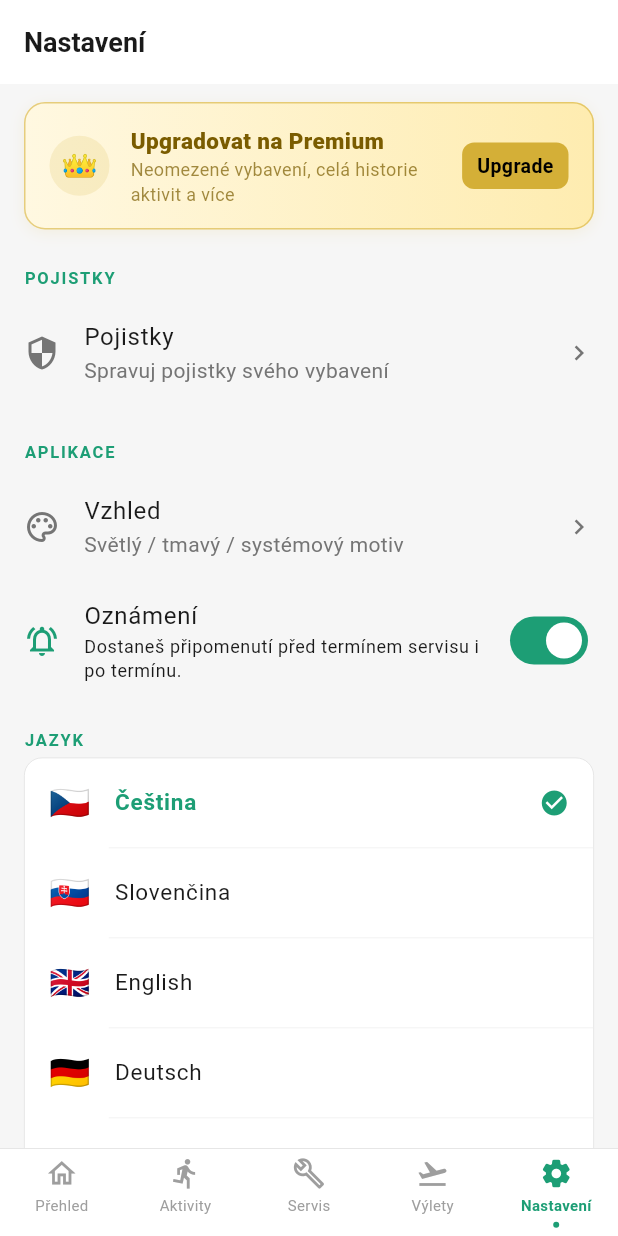
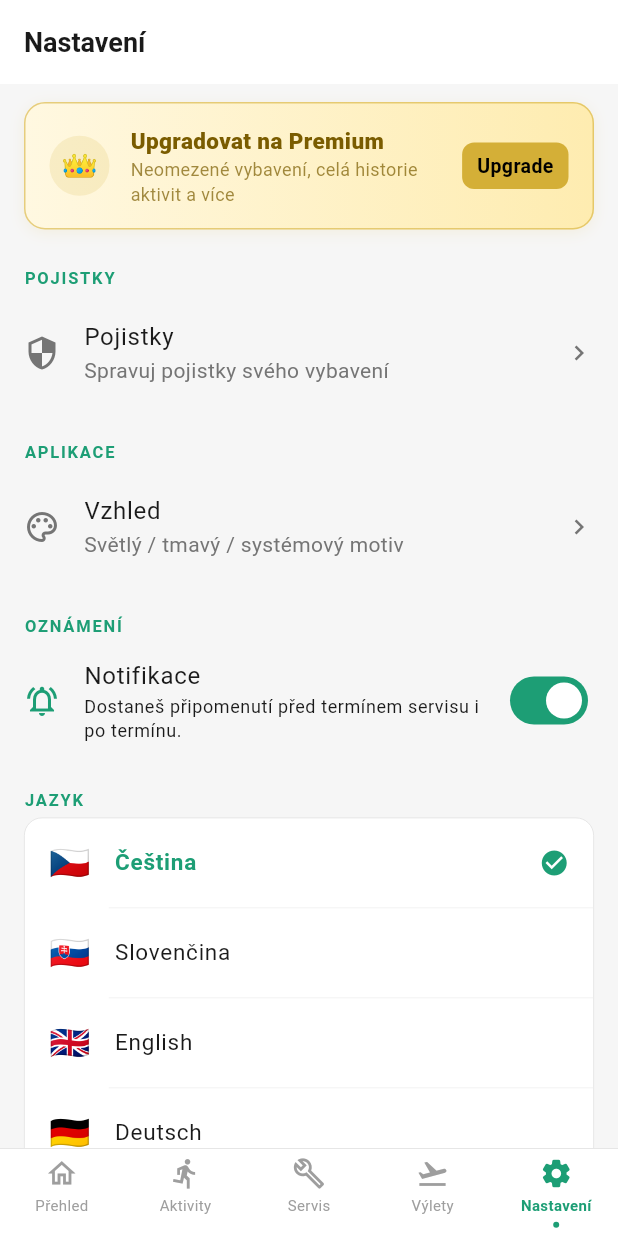
Before and after one commit to tvidlak2/gear-tracker, a Flutter app: the screen it shows after launch, item 5 of the bottom bar chosen, on a phone screen of 412 x 824 dp. Run offline on Flutter 3.47's test engine with Material 3 defaults, Android fonts, the phone set to English and light mode, and no system bars; our stand-ins replace file_picker, fl_chart, flutter_local_notifications, flutter_secure_storage, flutter_timezone, go_router and 9 more; missing offline and left inert: flutter_web_auth_2, googleapis, home_widget, purchases_flutter; accounts and stored records are empty.

Commit message:
l10n: add short-form keys for settings sections and fix hardcoded 'Výlety' in bottom nav
New keys in all 7 ARBs (cs/sk/en/de/es/fr/it):
  insuranceSection, insurance, insuranceSubtitle,
  appearanceSection, appearance, appearanceSubtitle,
  notificationsSection, applicationsSection, languageSection, trips

settings_screen.dart: use new semantic key names for Insurance, App/Appearance,
  Notifications section headers and tile titles; add explicit notificationsSection
  header; use l10n.notifications for notification tile title

main.dart: replace hardcoded 'Výlety' with l10n.trips in bottom navigation bar

Co-Authored-By: Claude Sonnet 4.6 <noreply@anthropic.com>

```diff
--- a/lib/l10n/app_localizations.dart
+++ b/lib/l10n/app_localizations.dart
@@ -2255,6 +2255,66 @@ abstract class AppLocalizations {
   /// In cs, this message translates to:
   /// **'Let přidán: {dur}, max výška {height} m'**
   String flightAdded(String dur, String height);
+
+  /// No description provided for @insuranceSection.
+  ///
+  /// In cs, this message translates to:
+  /// **'Pojistky'**
+  String get insuranceSection;
+
+  /// No description provided for @insurance.
+  ///
+  /// In cs, this message translates to:
+  /// **'Pojistky'**
+  String get insurance;
+
+  /// No description provided for @insuranceSubtitle.
+  ///
+  /// In cs, this message translates to:
+  /// **'Spravuj pojistky svého vybavení'**
+  String get insuranceSubtitle;
+
+  /// No description provided for @appearanceSection.
+  ///
+  /// In cs, this message translates to:
+  /// **'Vzhled'**
+  String get appearanceSection;
+
+  /// No description provided for @appearance.
+  ///
+  /// In cs, this message translates to:
+  /// **'Vzhled'**
+  String get appearance;
+
+  /// No description provided for @appearanceSubtitle.
+  ///
+  /// In cs, this message translates to:
+  /// **'Světlý / tmavý / systémový motiv'**
+  String get appearanceSubtitle;
+
+  /// No description provided for @notificationsSection.
+  ///
+  /// In cs, this message translates to:
+  /// **'Oznámení'**
+  String get notificationsSection;
+
+  /// No description provided for @applicationsSection.
+  ///
+  /// In cs, this message translates to:
+  /// **'Aplikace'**
+  String get applicationsSection;
+
+  /// No description provided for @languageSection.
+  ///
+  /// In cs, this message translates to:
+  /// **'Jazyk'**
+  String get languageSection;
+
+  /// No description provided for @trips.
+  ///
+  /// In cs, this message translates to:
+  /// **'Výlety'**
+  String get trips;
 }
 
 class _AppLocalizationsDelegate
--- a/lib/main.dart
+++ b/lib/main.dart
@@ -34,10 +34,23 @@ import 'models/trip.dart';
 /// Global locale notifier – updated by SettingsScreen when the user picks a language.
 final localeNotifier = ValueNotifier<Locale>(const Locale('cs'));
 
+/// Global theme mode notifier – updated by SettingsScreen.
+final themeModeNotifier = ValueNotifier<ThemeMode>(ThemeMode.system);
+
 Future<void> _loadLocale() async {
   final prefs = await SharedPreferences.getInstance();
   final code = prefs.getString('app_locale') ?? 'cs';
   localeNotifier.value = Locale(code);
+}
+
+Future<void> _loadThemeMode() async {
+  final prefs = await SharedPreferences.getInstance();
+  final value = prefs.getString('app_theme_mode') ?? 'system';
+  themeModeNotifier.value = switch (value) {
+    'light'  => ThemeMode.light,
+    'dark'   => ThemeMode.dark,
+    _        => ThemeMode.system,
+  };
 }
 
 void main() async {
@@ -46,6 +59,7 @@ void main() async {
   await initDatabaseFactory();
   await MockDataSeeder.seedIfEmpty();
   await _loadLocale();
+  await _loadThemeMode();
 
   // RevenueCat – initialize before runApp so isPremium() works immediately
   try {
@@ -208,17 +222,21 @@ class GearTrackerApp extends StatelessWidget {
 
   @override
   Widget build(BuildContext context) {
-    return ValueListenableBuilder<Locale>(
+    return ValueListenableBuilder<ThemeMode>(
+      valueListenable: themeModeNotifier,
+      builder: (context, themeMode, _) => ValueListenableBuilder<Locale>(
         valueListenable: localeNotifier,
         builder: (context, locale, _) => MaterialApp.router(
-        title: 'GearTracker',
+          title: 'OutdoorGearTracker',
           debugShowCheckedModeBanner: false,
           theme: AppTheme.light(),
           darkTheme: AppTheme.dark(),
+          themeMode: themeMode,
           routerConfig: _router,
           locale: locale,
           supportedLocales: AppLocalizations.supportedLocales,
           localizationsDelegates: AppLocalizations.localizationsDelegates,
+        ),
       ),
     );
   }
@@ -300,7 +318,7 @@ class _AppNavBar extends StatelessWidget {
                 l10n.navOverview,
                 l10n.navActivities,
                 l10n.navMaintenance,
-                'Výlety',
+                l10n.trips,
                 l10n.navSettings,
               ];
               final (inactiveIcon, activeIcon) = _icons[i];
--- a/lib/screens/settings_screen.dart
+++ b/lib/screens/settings_screen.dart
@@ -738,7 +738,7 @@ class _SettingsScreenState extends State<SettingsScreen> {
     return Column(
       crossAxisAlignment: CrossAxisAlignment.start,
       children: [
-        _SectionHeader(l10n.language),
+        _SectionHeader(l10n.languageSection),
         Padding(
           padding: const EdgeInsets.symmetric(horizontal: 16),
           child: Container(
@@ -822,24 +822,25 @@ class _SettingsScreenState extends State<SettingsScreen> {
                   ),
 
           // ── Sekce: Pojistky ─────────────────────────────────────────────
-          _SectionHeader(l10n.settingsInsuranceSection),
+          _SectionHeader(l10n.insuranceSection),
           _SettingsTile(
             icon: Icons.security_outlined,
-            title: l10n.settingsInsuranceSection,
-            subtitle: l10n.settingsInsuranceSubtitle,
+            title: l10n.insurance,
+            subtitle: l10n.insuranceSubtitle,
             onTap: () => context.push('/insurance'),
           ),
 
           // ── Sekce: Aplikace ─────────────────────────────────────────────
-          _SectionHeader(l10n.settingsAppSection),
+          _SectionHeader(l10n.applicationsSection),
           _SettingsTile(
             icon: Icons.palette_outlined,
-            title: l10n.settingsAppearance,
-            subtitle: l10n.settingsAppearanceSubtitle,
+            title: l10n.appearance,
+            subtitle: l10n.appearanceSubtitle,
             onTap: _showThemeDialog,
           ),
 
-          // ── Notifikace – switch tile ─────────────────────────────────────
+          // ── Sekce: Oznámení ──────────────────────────────────────────────
+          _SectionHeader(l10n.notificationsSection),
           _NotificationTile(
             loading: _notifLoading,
             enabled: _notificationsEnabled,
@@ -1039,7 +1040,7 @@ class _NotificationTile extends StatelessWidget {
       // Web: zobraz informaci místo přepínače
       return ListTile(
         leading: Icon(Icons.notifications_off_outlined, color: cs.outline),
-        title: Text(l10n.settingsNotificationsTitle),
+        title: Text(l10n.notifications),
         subtitle: Text(
           l10n.settingsNotificationsWeb,
           style: TextStyle(color: cs.outline),
@@ -1064,7 +1065,7 @@ class _NotificationTile extends StatelessWidget {
                   : Icons.notifications_off_outlined,
               color: enabled ? cs.primary : cs.outline,
             ),
-      title: Text(l10n.settingsNotificationsTitle),
+      title: Text(l10n.notifications),
       subtitle: Text(
         enabled
             ? l10n.settingsNotificationsOn
```
Also changed, not shown: lib/l10n/app_cs.arb (+11 -1 lines), lib/l10n/app_de.arb (+11 -1 lines), lib/l10n/app_en.arb (+11 -1 lines), lib/l10n/app_es.arb (+11 -1 lines), lib/l10n/app_fr.arb (+11 -1 lines), lib/l10n/app_it.arb (+11 -1 lines), lib/l10n/app_localizations_cs.dart (+30 -0 lines), lib/l10n/app_localizations_de.dart (+30 -0 lines), lib/l10n/app_localizations_en.dart (+30 -0 lines), lib/l10n/app_localizations_es.dart (+30 -0 lines), lib/l10n/app_localizations_fr.dart (+30 -0 lines), lib/l10n/app_localizations_it.dart (+31 -0 lines), lib/l10n/app_localizations_sk.dart (+30 -0 lines), lib/l10n/app_sk.arb (+11 -1 lines). Lines whose indentation alone changed are shown as unchanged.
